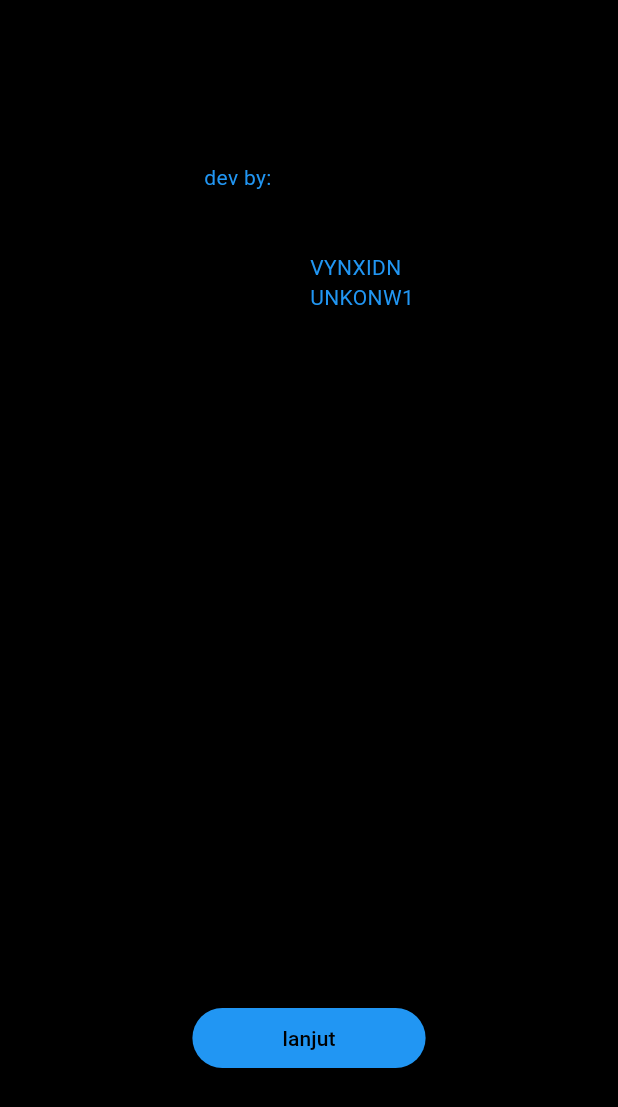
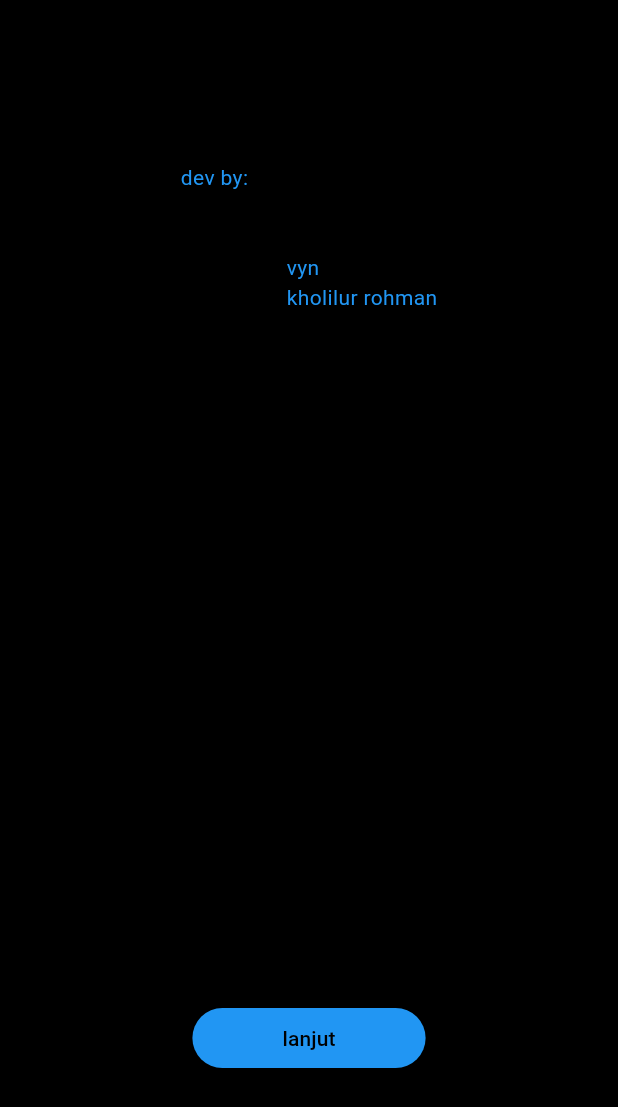
Before and after one commit to vynxidnIsHumanAndUHumans/apps, a Flutter app: the hal2 screen opened directly, on a phone screen of 412 x 824 dp. Shown: the top 1107 px of the screen. Run offline on Flutter 3.47's test engine with Material 3 defaults, Android fonts, the phone set to English and light mode, and no system bars.

Commit message:
Update author names in hal2 class

```diff
--- a/lib/main.dart
+++ b/lib/main.dart
@@ -67,8 +67,8 @@ class hal1 extends StatelessWidget {
 
 
 class hal2 extends StatelessWidget {
-   final String AUTHOR = "VYNXIDN";
-   final String AUTHOR2 = "UNKONW1";
+   final String AUTHOR = "vyn";
+   final String AUTHOR2 = "kholilur rohman";
 
   @override
   Widget build(BuildContext context){
```
